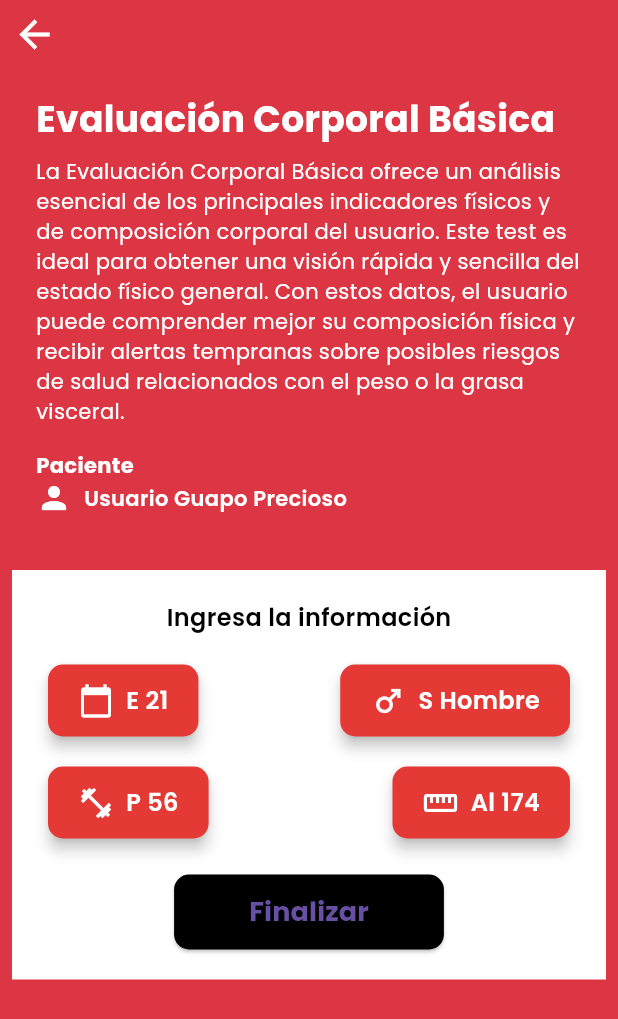
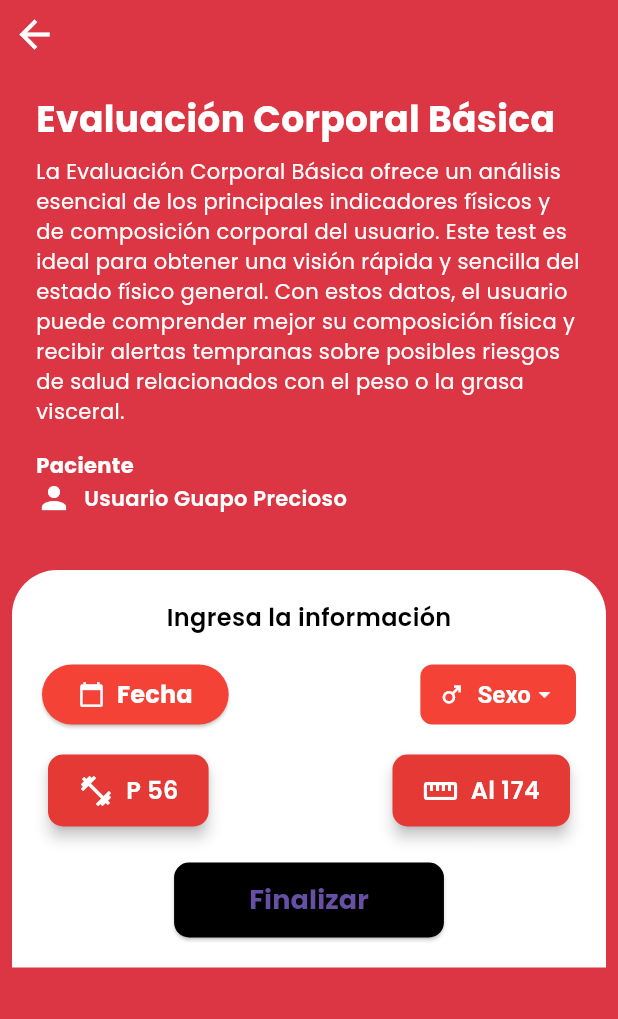
Before and after one commit to Mario-PinedaD/HeartWise, a Flutter app: the EvaluacionCorporalScreen screen opened directly, on a phone screen of 412 x 824 dp. Shown: the top 1019 px of the screen. Run offline on Flutter 3.47's test engine with Material 3 defaults, Android fonts, the phone set to English and light mode, and no system bars; our stand-ins replace google_fonts; Roboto replaces fonts that are missing (Inder).

Commit message:
primera fila 'ingresar informacion'

```diff
--- a/lib/main.dart
+++ b/lib/main.dart
@@ -14,9 +14,9 @@
     return MaterialApp(
       debugShowCheckedModeBanner: false,
       title: 'HeartWise',
-      home: WelcomeScreen(),
+      //home: WelcomeScreen(),
       //home: home_screen(),
-      //home: EvaluacionCorporalScreen(),
+      home: EvaluacionCorporalScreen(),
     );
   }
 }
--- a/lib/view/evaluacion_corporal.dart
+++ b/lib/view/evaluacion_corporal.dart
@@ -1,7 +1,16 @@
 import 'package:flutter/material.dart';
 import 'package:google_fonts/google_fonts.dart';
+import 'package:intl/intl.dart';
 
-class EvaluacionCorporalScreen extends StatelessWidget {
+class EvaluacionCorporalScreen extends StatefulWidget {
+  @override
+  _EvaluacionCorporalScreen createState() => _EvaluacionCorporalScreen();
+}
+
+class _EvaluacionCorporalScreen extends State<EvaluacionCorporalScreen> {
+  DateTime? _fechaSeleccionada;
+  String? _selectedGender;
+
   @override
   Widget build(BuildContext context) {
     return Scaffold(
@@ -15,7 +24,7 @@ class EvaluacionCorporalScreen extends StatelessWidget {
               children: [
                 // Botón de regreso
                 InkWell(
-                  onTap: () => (),//Navigator.pop(context),
+                  onTap: () => (), //Navigator.pop(context),
                   child: Icon(Icons.arrow_back, color: Colors.white, size: 30),
                 ),
                 const SizedBox(height: 8),
@@ -72,9 +81,12 @@ class EvaluacionCorporalScreen extends StatelessWidget {
 
                 // Sección de ingreso de información
                 Container(
-                  decoration: BoxDecoration(
+                  decoration: const BoxDecoration(
                     color: Colors.white,
                     //borderRadius: BorderRadius.vertical(top: Radius.circular(30)),
+                    borderRadius: BorderRadius.only(
+                        topLeft: Radius.circular(30),
+                        topRight: Radius.circular(30)),
                   ),
                   padding: const EdgeInsets.all(20),
                   child: Column(
@@ -94,8 +106,90 @@ class EvaluacionCorporalScreen extends StatelessWidget {
                       Row(
                         mainAxisAlignment: MainAxisAlignment.spaceBetween,
                         children: [
-                          infoCard(Icons.calendar_today, 'E', '21'),
-                          infoCard(Icons.male, 'S', 'Hombre'),
+                          ElevatedButton(
+                            onPressed: () async {
+                              DateTime? pickedDate = await showDatePicker(
+                                  context: context,
+                                  initialDate: DateTime.now(),
+                                  firstDate: DateTime(1950),
+                                  lastDate: DateTime(2100));
+                              if (_fechaSeleccionada != null) {
+                                setState(() {
+                                  _fechaSeleccionada = pickedDate;
+                                });
+                              }
+                            },
+                            style: ElevatedButton.styleFrom(
+                                backgroundColor: Colors.red),
+                            child: Row(
+                              mainAxisSize: MainAxisSize.min,
+                              children: <Widget>[
+                                Icon(
+                                  Icons.calendar_today,
+                                  color: Colors.white,
+                                ),
+                                SizedBox(
+                                  width: 8,
+                                ),
+                                Text(
+                                  style: GoogleFonts.poppins(
+                                    fontSize: 16,
+                                    color: Colors.white,
+                                    fontWeight: FontWeight.bold,
+                                  ),
+                                  _fechaSeleccionada == null
+                                      ? 'Fecha'
+                                      : DateFormat('dd/MM/yyyy')
+                                          .format(_fechaSeleccionada!),
+                                ),
+                              ],
+                            ),
+                          ),
+                          TextButton(
+                            onPressed: () {},
+                            // No necesita acción aquí, el PopupMenuButton manejará el tap
+                            style: TextButton.styleFrom(
+                              backgroundColor: Colors.red, // Fondo rojo
+                              shape: RoundedRectangleBorder(
+                                borderRadius: BorderRadius.circular(
+                                    8), // Bordes redondeados
+                              ),
+                            ),
+                            child: PopupMenuButton<String>(
+                              onSelected: (String newValue) {
+                                setState(() {
+                                  _selectedGender = newValue;
+                                });
+                              },
+                              color: Colors.white,
+                              itemBuilder: (BuildContext context) => [
+                                PopupMenuItem(
+                                    value: "Hombre", child: Text("Hombre")),
+                                PopupMenuItem(
+                                    value: "Mujer", child: Text("Mujer")),
+                              ],
+                              child: Row(
+                                mainAxisAlignment: MainAxisAlignment.center,
+                                mainAxisSize: MainAxisSize.min,
+                                children: [
+                                  Icon(Icons.male, color: Colors.white),
+                                  // Icono en blanco
+                                  SizedBox(width: 8),
+                                  Text(
+                                    _selectedGender ?? "Sexo",
+                                    style: GoogleFonts.inder(
+                                      fontSize: 16,
+                                      fontWeight: FontWeight.bold,
+                                      color: Colors.white, // Texto en blanco
+                                    ),
+                                  ),
+                                  Icon(Icons.arrow_drop_down,
+                                      color: Colors.white),
+                                  // Flecha blanca
+                                ],
+                              ),
+                            ),
+                          )
                         ],
                       ),
                       const SizedBox(height: 12),
@@ -118,7 +212,8 @@ class EvaluacionCorporalScreen extends StatelessWidget {
                           shape: RoundedRectangleBorder(
                             borderRadius: BorderRadius.circular(10),
                           ),
-                          padding: EdgeInsets.symmetric(horizontal: 50, vertical: 12),
+                          padding: EdgeInsets.symmetric(
+                              horizontal: 50, vertical: 12),
                         ),
                         child: Text(
                           'Finalizar',
```
Lines whose indentation alone changed are shown as unchanged.
